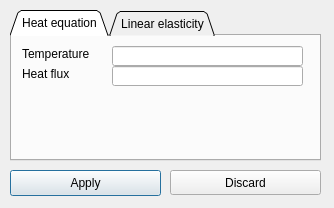
The window that misc/Mesh3D/forms/bcpropertyeditor.ui (tehnick/elmerfem) describes before a commit, drawn with Qt 5.
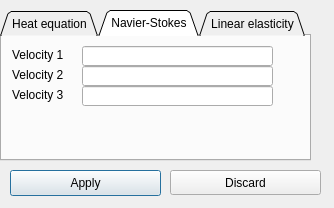
The same window after the commit. Icons and pictures are not drawn.

Commit message: Mesh3D: add a dummy Navier-Stokes BC editor + solver generation.

Diff of the .ui file:
```diff
--- a/misc/Mesh3D/forms/bcpropertyeditor.ui
+++ b/misc/Mesh3D/forms/bcpropertyeditor.ui
@@ -18,7 +18,7 @@
   <widget class="QTabWidget" name="bcTab" >
    <property name="geometry" >
     <rect>
-     <x>10</x>
+     <x>0</x>
      <y>10</y>
      <width>311</width>
      <height>151</height>
@@ -28,7 +28,7 @@
     <enum>QTabWidget::Triangular</enum>
    </property>
    <property name="currentIndex" >
-    <number>0</number>
+    <number>1</number>
    </property>
    <widget class="QWidget" name="heatEquation" >
     <attribute name="title" >
@@ -81,6 +81,80 @@
      </property>
     </widget>
    </widget>
+   <widget class="QWidget" name="tab" >
+    <attribute name="title" >
+     <string>Navier-Stokes</string>
+    </attribute>
+    <widget class="QLabel" name="Velocity1Label" >
+     <property name="geometry" >
+      <rect>
+       <x>10</x>
+       <y>10</y>
+       <width>71</width>
+       <height>18</height>
+      </rect>
+     </property>
+     <property name="text" >
+      <string>Velocity 1</string>
+     </property>
+    </widget>
+    <widget class="QLabel" name="Velocity2Label" >
+     <property name="geometry" >
+      <rect>
+       <x>10</x>
+       <y>30</y>
+       <width>71</width>
+       <height>18</height>
+      </rect>
+     </property>
+     <property name="text" >
+      <string>Velocity 2</string>
+     </property>
+    </widget>
+    <widget class="QLabel" name="Velocity3Label" >
+     <property name="geometry" >
+      <rect>
+       <x>10</x>
+       <y>50</y>
+       <width>61</width>
+       <height>18</height>
+      </rect>
+     </property>
+     <property name="text" >
+      <string>Velocity 3</string>
+     </property>
+    </widget>
+    <widget class="QLineEdit" name="Velocity1Edit" >
+     <property name="geometry" >
+      <rect>
+       <x>80</x>
+       <y>10</y>
+       <width>191</width>
+       <height>20</height>
+      </rect>
+     </property>
+    </widget>
+    <widget class="QLineEdit" name="Velocity2Edit" >
+     <property name="geometry" >
+      <rect>
+       <x>80</x>
+       <y>30</y>
+       <width>191</width>
+       <height>20</height>
+      </rect>
+     </property>
+    </widget>
+    <widget class="QLineEdit" name="Velocity3Edit" >
+     <property name="geometry" >
+      <rect>
+       <x>80</x>
+       <y>50</y>
+       <width>191</width>
+       <height>20</height>
+      </rect>
+     </property>
+    </widget>
+   </widget>
    <widget class="QWidget" name="linearElasticity" >
     <attribute name="title" >
      <string>Linear elasticity</string>
```
The commit also changes 3 other files.
